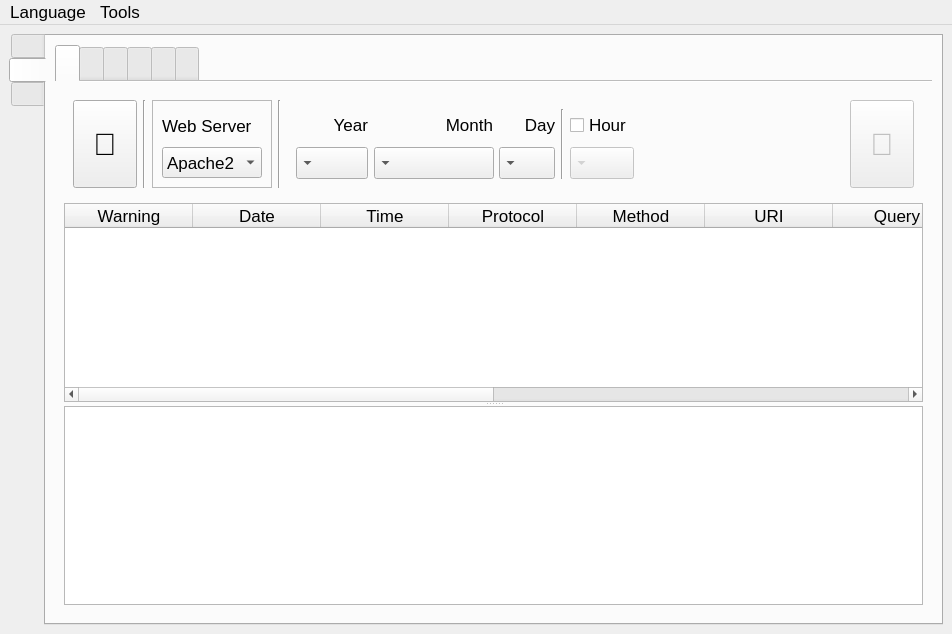
The window that logdoctor/mainwindow.ui (elB4RTO/LogDoctor) describes before a commit, drawn with Qt 5.
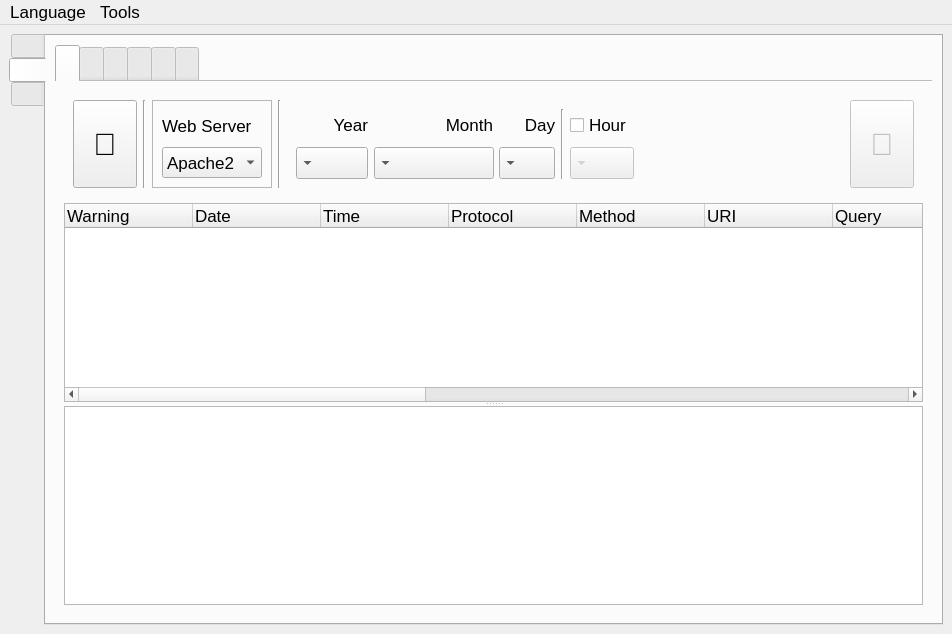
The same window after the commit. The open tabs and pages were chosen to show the change. Icons and pictures are not drawn. Custom widgets are drawn as their Qt base class.

Diff of the .ui file:
```diff
--- a/logdoctor/mainwindow.ui
+++ b/logdoctor/mainwindow.ui
@@ -1364,6 +1364,9 @@
                <property name="dragDropOverwriteMode">
                 <bool>false</bool>
                </property>
+               <property name="horizontalScrollMode">
+                <enum>QAbstractItemView::ScrollPerPixel</enum>
+               </property>
                <property name="sortingEnabled">
                 <bool>true</bool>
                </property>
@@ -1373,6 +1376,9 @@
                <attribute name="horizontalHeaderDefaultSectionSize">
                 <number>128</number>
                </attribute>
+               <attribute name="horizontalHeaderStretchLastSection">
+                <bool>true</bool>
+               </attribute>
                <column>
                 <property name="text">
                  <string>Warning</string>
@@ -1380,11 +1386,17 @@
                 <property name="toolTip">
                  <string>Log line marked as Warning</string>
                 </property>
+                <property name="textAlignment">
+                 <set>AlignLeading|AlignVCenter</set>
+                </property>
                </column>
                <column>
                 <property name="text">
                  <string>Date</string>
                 </property>
+                <property name="textAlignment">
+                 <set>AlignLeading|AlignVCenter</set>
+                </property>
                </column>
                <column>
                 <property name="text">
@@ -1393,6 +1405,9 @@
                 <property name="toolTip">
                  <string>Time when the request arrived (hh:mm:ss)</string>
                 </property>
+                <property name="textAlignment">
+                 <set>AlignLeading|AlignVCenter</set>
+                </property>
                </column>
                <column>
                 <property name="text">
@@ -1401,6 +1416,9 @@
                 <property name="toolTip">
                  <string>Protocol of the request</string>
                 </property>
+                <property name="textAlignment">
+                 <set>AlignLeading|AlignVCenter</set>
+                </property>
                </column>
                <column>
                 <property name="text">
@@ -1409,6 +1427,9 @@
                 <property name="toolTip">
                  <string>Method of the request</string>
                 </property>
+                <property name="textAlignment">
+                 <set>AlignLeading|AlignVCenter</set>
+                </property>
                </column>
                <column>
                 <property name="text">
@@ -1417,6 +1438,9 @@
                 <property name="toolTip">
                  <string>URI of the requested page</string>
                 </property>
+                <property name="textAlignment">
+                 <set>AlignLeading|AlignVCenter</set>
+                </property>
                </column>
                <column>
                 <property name="text">
@@ -1425,6 +1449,9 @@
                 <property name="toolTip">
                  <string>Query carried along with the requested URI</string>
                 </property>
+                <property name="textAlignment">
+                 <set>AlignLeading|AlignVCenter</set>
+                </property>
                </column>
                <column>
                 <property name="text">
@@ -1433,6 +1460,9 @@
                 <property name="toolTip">
                  <string>Response code from the server</string>
                 </property>
+                <property name="textAlignment">
+                 <set>AlignLeading|AlignVCenter</set>
+                </property>
                </column>
                <column>
                 <property name="text">
@@ -1441,11 +1471,17 @@
                 <property name="toolTip">
                  <string>Where the request was redirected from</string>
                 </property>
+                <property name="textAlignment">
+                 <set>AlignLeading|AlignVCenter</set>
+                </property>
                </column>
                <column>
                 <property name="text">
                  <string>Cookie</string>
                 </property>
+                <property name="textAlignment">
+                 <set>AlignLeading|AlignVCenter</set>
+                </property>
                </column>
                <column>
                 <property name="text">
@@ -1454,6 +1490,9 @@
                 <property name="toolTip">
                  <string>User-agent of the Client which made the request</string>
                 </property>
+                <property name="textAlignment">
+                 <set>AlignLeading|AlignVCenter</set>
+                </property>
                </column>
                <column>
                 <property name="text">
@@ -1462,6 +1501,41 @@
                 <property name="toolTip">
                  <string>IP address of the Client which made the request</string>
                 </property>
+                <property name="textAlignment">
+                 <set>AlignLeading|AlignVCenter</set>
+                </property>
+               </column>
+               <column>
+                <property name="text">
+                 <string>New Column</string>
+                </property>
+                <property name="textAlignment">
+                 <set>AlignLeading|AlignVCenter</set>
+                </property>
+               </column>
+               <column>
+                <property name="text">
+                 <string>Bytes received</string>
+                </property>
+                <property name="textAlignment">
+                 <set>AlignLeading|AlignVCenter</set>
+                </property>
+               </column>
+               <column>
+                <property name="text">
+                 <string>Bytes sent</string>
+                </property>
+                <property name="textAlignment">
+                 <set>AlignLeading|AlignVCenter</set>
+                </property>
+               </column>
+               <column>
+                <property name="text">
+                 <string notr="true">rowid</string>
+                </property>
+                <property name="textAlignment">
+                 <set>AlignLeading|AlignVCenter</set>
+                </property>
                </column>
               </widget>
               <widget class="QChartView" name="chart_StatsWarn"/>
@@ -1738,6 +1812,9 @@
                <attribute name="horizontalHeaderDefaultSectionSize">
                 <number>128</number>
                </attribute>
+               <attribute name="horizontalHeaderStretchLastSection">
+                <bool>true</bool>
+               </attribute>
                <column>
                 <property name="text">
                  <string>Time taken</string>
@@ -1745,6 +1822,9 @@
                 <property name="toolTip">
                  <string>Time taken by the server to serve the content, in milliseconds </string>
                 </property>
+                <property name="textAlignment">
+                 <set>AlignLeading|AlignVCenter</set>
+                </property>
                </column>
                <column>
                 <property name="text">
@@ -1753,6 +1833,9 @@
                 <property name="toolTip">
                  <string>URI of the requested page</string>
                 </property>
+                <property name="textAlignment">
+                 <set>AlignLeading|AlignVCenter</set>
+                </property>
                </column>
                <column>
                 <property name="text">
@@ -1761,6 +1844,9 @@
                 <property name="toolTip">
                  <string>Query carried along with the requested URI</string>
                 </property>
+                <property name="textAlignment">
+                 <set>AlignLeading|AlignVCenter</set>
+                </property>
                </column>
                <column>
                 <property name="text">
@@ -1769,6 +1855,9 @@
                 <property name="toolTip">
                  <string>Method of the request</string>
                 </property>
+                <property name="textAlignment">
+                 <set>AlignLeading|AlignVCenter</set>
+                </property>
                </column>
                <column>
                 <property name="text">
@@ -1777,6 +1866,9 @@
                 <property name="toolTip">
                  <string>Protocol of the request</string>
                 </property>
+                <property name="textAlignment">
+                 <set>AlignLeading|AlignVCenter</set>
+                </property>
                </column>
                <column>
                 <property name="text">
@@ -1785,6 +1877,9 @@
                 <property name="toolTip">
                  <string>Response code from the server</string>
                 </property>
+                <property name="textAlignment">
+                 <set>AlignLeading|AlignVCenter</set>
+                </property>
                </column>
                <column>
                 <property name="text">
@@ -1793,6 +1888,9 @@
                 <property name="toolTip">
                  <string>Time when the request arrived (hh:mm:ss)</string>
                 </property>
+                <property name="textAlignment">
+                 <set>AlignLeading|AlignVCenter</set>
+                </property>
                </column>
               </widget>
               <widget class="QChartView" name="chart_SatsSpeed"/>
@@ -2684,6 +2782,9 @@
                 <property name="toolTip">
                  <string>Number of occurrences</string>
                 </property>
+                <property name="textAlignment">
+                 <set>AlignLeading|AlignVCenter</set>
+                </property>
                </column>
                <column>
                 <property name="text">
@@ -2692,6 +2793,9 @@
                 <property name="toolTip">
                  <string>Value of the field</string>
                 </property>
+                <property name="textAlignment">
+                 <set>AlignLeading|AlignVCenter</set>
+                </property>
                </column>
               </widget>
               <widget class="QChartView" name="chart_StatsCount"/>
@@ -3885,7 +3989,7 @@
                      <rect>
                       <x>0</x>
                       <y>0</y>
-                      <width>173</width>
+                      <width>325</width>
                       <height>348</height>
                      </rect>
                     </property>
@@ -4220,7 +4324,7 @@
                      <rect>
                       <x>0</x>
                       <y>0</y>
-                      <width>157</width>
+                      <width>325</width>
                       <height>348</height>
                      </rect>
                     </property>
@@ -4496,7 +4600,7 @@
                      <rect>
                       <x>0</x>
                       <y>0</y>
-                      <width>145</width>
+                      <width>439</width>
                       <height>276</height>
                      </rect>
                     </property>
@@ -4761,7 +4865,7 @@
                      <rect>
                       <x>0</x>
                       <y>0</y>
-                      <width>173</width>
+                      <width>439</width>
                       <height>276</height>
                      </rect>
                     </property>
```
